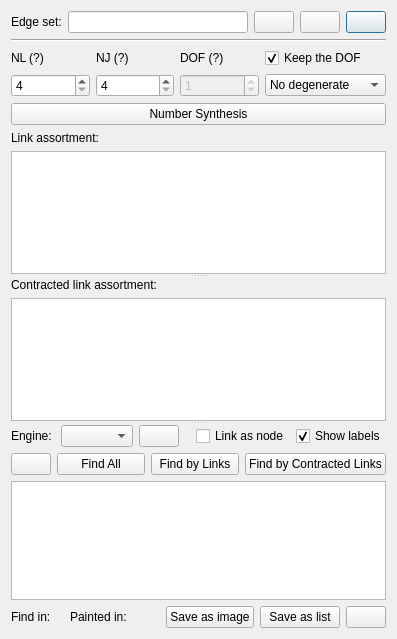
The window that core/synthesis/structure_synthesis/structure_widget.ui (KmolYuan/Pyslvs-UI) describes before a commit, drawn with Qt 5.
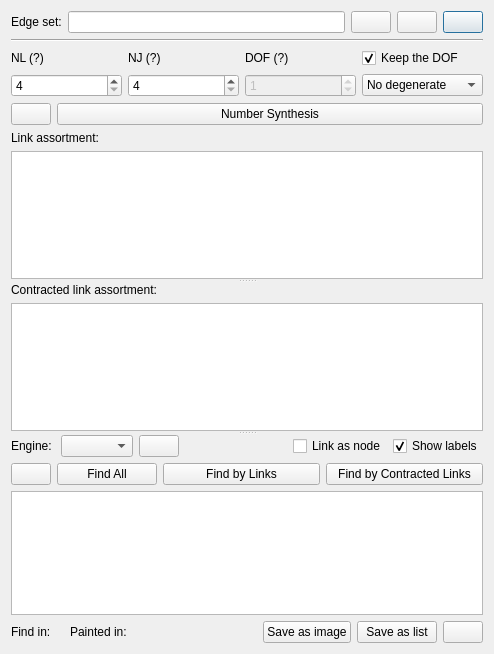
The same window after the commit. Icons and pictures are not drawn.

Commit message: Add clear assortment button.

Diff of the .ui file:
```diff
--- a/core/synthesis/structure_synthesis/structure_widget.ui
+++ b/core/synthesis/structure_synthesis/structure_widget.ui
@@ -6,8 +6,8 @@
    <rect>
     <x>0</x>
     <y>0</y>
-    <width>397</width>
-    <height>639</height>
+    <width>494</width>
+    <height>654</height>
    </rect>
   </property>
   <property name="windowTitle">
@@ -195,6 +195,22 @@
         </layout>
        </item>
        <item>
+        <layout class="QHBoxLayout" name="horizontalLayout_2">
+         <item>
+          <widget class="QPushButton" name="assortment_clear_button">
+           <property name="sizePolicy">
+            <sizepolicy hsizetype="Fixed" vsizetype="Fixed">
+             <horstretch>0</horstretch>
+             <verstretch>0</verstretch>
+            </sizepolicy>
+           </property>
+           <property name="icon">
+            <iconset resource="../../../icons.qrc">
+             <normaloff>:/icons/clean.png</normaloff>:/icons/clean.png</iconset>
+           </property>
+          </widget>
+         </item>
+         <item>
         <widget class="QPushButton" name="number_synthesis_button">
          <property name="statusTip">
           <string>Find the possible number of different joints.</string>
@@ -207,6 +223,8 @@
          </property>
         </widget>
        </item>
+        </layout>
+       </item>
        <item>
         <widget class="QSplitter" name="splitter_2">
          <property name="orientation">
@@ -247,9 +265,8 @@
      <widget class="QWidget" name="verticalLayoutWidget_2">
       <layout class="QVBoxLayout" name="verticalLayout_3">
        <item>
-        <layout class="QHBoxLayout" name="horizontalLayout_7">
-         <item>
-          <layout class="QVBoxLayout" name="verticalLayout_6">
+        <layout class="QHBoxLayout" name="horizontalLayout_7"/>
+       </item>
            <item>
             <layout class="QHBoxLayout" name="horizontalLayout">
              <item>
@@ -372,10 +389,6 @@
                 <bool>true</bool>
                </property>
               </widget>
-             </item>
-            </layout>
-           </item>
-          </layout>
          </item>
         </layout>
        </item>
```
Left out of the diff: 2 changed lines with no effect on the pictures. Lines whose indentation alone changed are shown as unchanged. The commit also changes 4 other files.
